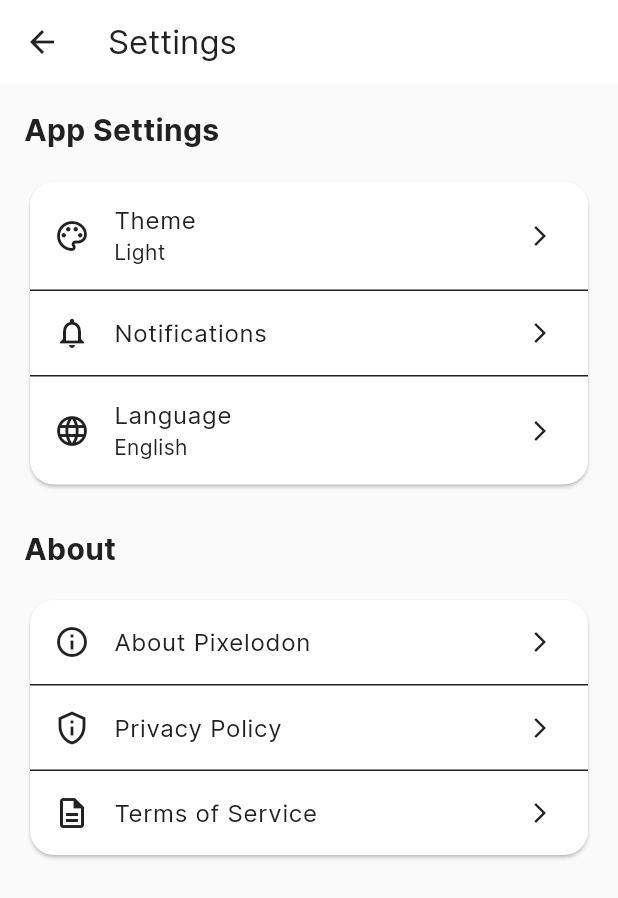
After one commit to DimazzzZ/pixelodon, a Flutter app: the SettingsScreen screen opened directly, on a phone screen of 412 x 824 dp. The commit adds this screen. Shown: the top 898 px of the screen. Run offline on Flutter 3.47's test engine with Material 3 defaults, Android fonts, the light colour scheme and no system bars; our stand-ins replace app_links, cached_network_image, dio, flutter_riverpod, flutter_secure_storage, freezed_annotation and 3 more; missing offline and left inert: flutter_web_auth_2; accounts and stored records are empty; generated files the repository leaves out were written again.

Commit message:
settings screen

```diff
--- /dev/null
+++ b/lib/features/settings/screens/settings_screen.dart
@@ -0,0 +1,254 @@
+import 'package:flutter/material.dart';
+import 'package:flutter_riverpod/flutter_riverpod.dart';
+import 'package:go_router/go_router.dart';
+import 'package:pixelodon/providers/new_auth_provider.dart';
+
+/// Settings screen with logout functionality
+class SettingsScreen extends ConsumerWidget {
+  /// Constructor
+  const SettingsScreen({super.key});
+
+  @override
+  Widget build(BuildContext context, WidgetRef ref) {
+    final activeInstance = ref.watch(newActiveInstanceProvider);
+    final authRepository = ref.watch(newAuthRepositoryProvider);
+
+    return Scaffold(
+      appBar: AppBar(
+        title: const Text('Settings'),
+      ),
+      body: ListView(
+        padding: const EdgeInsets.all(16),
+        children: [
+          // Account Section
+          if (activeInstance != null) ...[
+            const Text(
+              'Account',
+              style: TextStyle(
+                fontSize: 20,
+                fontWeight: FontWeight.bold,
+              ),
+            ),
+            const SizedBox(height: 16),
+            Card(
+              child: ListTile(
+                leading: CircleAvatar(
+                  backgroundColor: Theme.of(context).colorScheme.primary.withOpacity(0.1),
+                  child: Icon(
+                    activeInstance.isPixelfed ? Icons.photo_camera : Icons.chat_bubble,
+                    color: Theme.of(context).colorScheme.primary,
+                  ),
+                ),
+                title: Text(activeInstance.name),
+                subtitle: Text(activeInstance.domain),
+              ),
+            ),
+            const SizedBox(height: 24),
+          ],
+
+          // App Settings Section
+          const Text(
+            'App Settings',
+            style: TextStyle(
+              fontSize: 20,
+              fontWeight: FontWeight.bold,
+            ),
+          ),
+          const SizedBox(height: 16),
+          Card(
+            child: Column(
+              children: [
+                ListTile(
+                  leading: const Icon(Icons.palette_outlined),
+                  title: const Text('Theme'),
+                  subtitle: const Text('Light'),
+                  trailing: const Icon(Icons.arrow_forward_ios, size: 16),
+                  onTap: () {
+                    // TODO: Implement theme selection
+                    ScaffoldMessenger.of(context).showSnackBar(
+                      const SnackBar(content: Text('Theme selection coming soon')),
+                    );
+                  },
+                ),
+                const Divider(height: 1),
+                ListTile(
+                  leading: const Icon(Icons.notifications_outlined),
+                  title: const Text('Notifications'),
+                  trailing: const Icon(Icons.arrow_forward_ios, size: 16),
+                  onTap: () {
+                    // TODO: Implement notification settings
+                    ScaffoldMessenger.of(context).showSnackBar(
+                      const SnackBar(content: Text('Notification settings coming soon')),
+                    );
+                  },
+                ),
+                const Divider(height: 1),
+                ListTile(
+                  leading: const Icon(Icons.language_outlined),
+                  title: const Text('Language'),
+                  subtitle: const Text('English'),
+                  trailing: const Icon(Icons.arrow_forward_ios, size: 16),
+                  onTap: () {
+                    // TODO: Implement language selection
+                    ScaffoldMessenger.of(context).showSnackBar(
+                      const SnackBar(content: Text('Language selection coming soon')),
+                    );
+                  },
+                ),
+              ],
+            ),
+          ),
+
+          const SizedBox(height: 24),
+
+          // About Section
+          const Text(
+            'About',
+            style: TextStyle(
+              fontSize: 20,
+              fontWeight: FontWeight.bold,
+            ),
+          ),
+          const SizedBox(height: 16),
+          Card(
+            child: Column(
+              children: [
+                ListTile(
+                  leading: const Icon(Icons.info_outlined),
+                  title: const Text('About Pixelodon'),
+                  trailing: const Icon(Icons.arrow_forward_ios, size: 16),
+                  onTap: () {
+                    showAboutDialog(
+                      context: context,
+                      applicationName: 'Pixelodon',
+                      applicationVersion: '1.0.0',
+                      applicationIcon: const Icon(Icons.photo_camera, size: 48),
+                      children: [
+                        const Text('A modern, privacy-respecting Fediverse client for Mastodon and Pixelfed.'),
+                      ],
+                    );
+                  },
+                ),
+                const Divider(height: 1),
+                ListTile(
+                  leading: const Icon(Icons.privacy_tip_outlined),
+                  title: const Text('Privacy Policy'),
+                  trailing: const Icon(Icons.arrow_forward_ios, size: 16),
+                  onTap: () {
+                    // TODO: Implement privacy policy
+                    ScaffoldMessenger.of(context).showSnackBar(
+                      const SnackBar(content: Text('Privacy policy coming soon')),
+                    );
+                  },
+                ),
+                const Divider(height: 1),
+                ListTile(
+                  leading: const Icon(Icons.description_outlined),
+                  title: const Text('Terms of Service'),
+                  trailing: const Icon(Icons.arrow_forward_ios, size: 16),
+                  onTap: () {
+                    // TODO: Implement terms of service
+                    ScaffoldMessenger.of(context).showSnackBar(
+                      const SnackBar(content: Text('Terms of service coming soon')),
+                    );
+                  },
+                ),
+              ],
+            ),
+          ),
+
+          const SizedBox(height: 32),
+
+          // Logout Button
+          if (activeInstance != null)
+            SizedBox(
+              width: double.infinity,
+              child: ElevatedButton.icon(
+                onPressed: () => _showLogoutDialog(context, ref, activeInstance.domain),
+                icon: const Icon(Icons.logout),
+                label: const Text('Log Out'),
+                style: ElevatedButton.styleFrom(
+                  backgroundColor: Theme.of(context).colorScheme.error,
+                  foregroundColor: Theme.of(context).colorScheme.onError,
+                  padding: const EdgeInsets.symmetric(vertical: 16),
+                ),
+              ),
+            ),
+        ],
+      ),
+    );
+  }
+
+  /// Shows logout confirmation dialog
+  void _showLogoutDialog(BuildContext context, WidgetRef ref, String domain) {
+    showDialog(
+      context: context,
+      builder: (BuildContext dialogContext) {
+        return AlertDialog(
+          title: const Text('Log Out'),
+          content: const Text('Are you sure you want to log out? You will need to log in again to access your account.'),
+          actions: [
+            TextButton(
+              onPressed: () => Navigator.of(dialogContext).pop(),
+              child: const Text('Cancel'),
+            ),
+            FilledButton(
+              onPressed: () async {
+                Navigator.of(dialogContext).pop();
+                await _performLogout(context, ref, domain);
+              },
+              style: FilledButton.styleFrom(
+                backgroundColor: Theme.of(context).colorScheme.error,
+              ),
+              child: const Text('Log Out'),
+            ),
+          ],
+        );
+      },
+    );
+  }
+
+  /// Performs the logout operation
+  Future<void> _performLogout(BuildContext context, WidgetRef ref, String domain) async {
+    try {
+      // Show loading indicator
+      if (context.mounted) {
+        ScaffoldMessenger.of(context).showSnackBar(
+          const SnackBar(
+            content: Row(
+              children: [
+                SizedBox(
+                  width: 20,
+                  height: 20,
+                  child: CircularProgressIndicator(strokeWidth: 2),
+                ),
+                SizedBox(width: 16),
+                Text('Logging out...'),
+              ],
+            ),
+            duration: Duration(seconds: 2),
+          ),
+        );
+      }
+
+      // Perform logout through the auth repository
+      final authRepository = ref.read(newAuthRepositoryProvider);
+      await authRepository.logout(domain);
+
+      // Navigate to login screen
+      if (context.mounted) {
+        context.go('/auth/login');
+      }
+    } catch (e) {
+      // Show error message
+      if (context.mounted) {
+        ScaffoldMessenger.of(context).showSnackBar(
+          SnackBar(
+            content: Text('Failed to log out: $e'),
+            backgroundColor: Theme.of(context).colorScheme.error,
+          ),
+        );
+      }
+    }
+  }
+}
```
Also changed, not shown: lib/core/routing/app_router.dart (+2 -6 lines).
